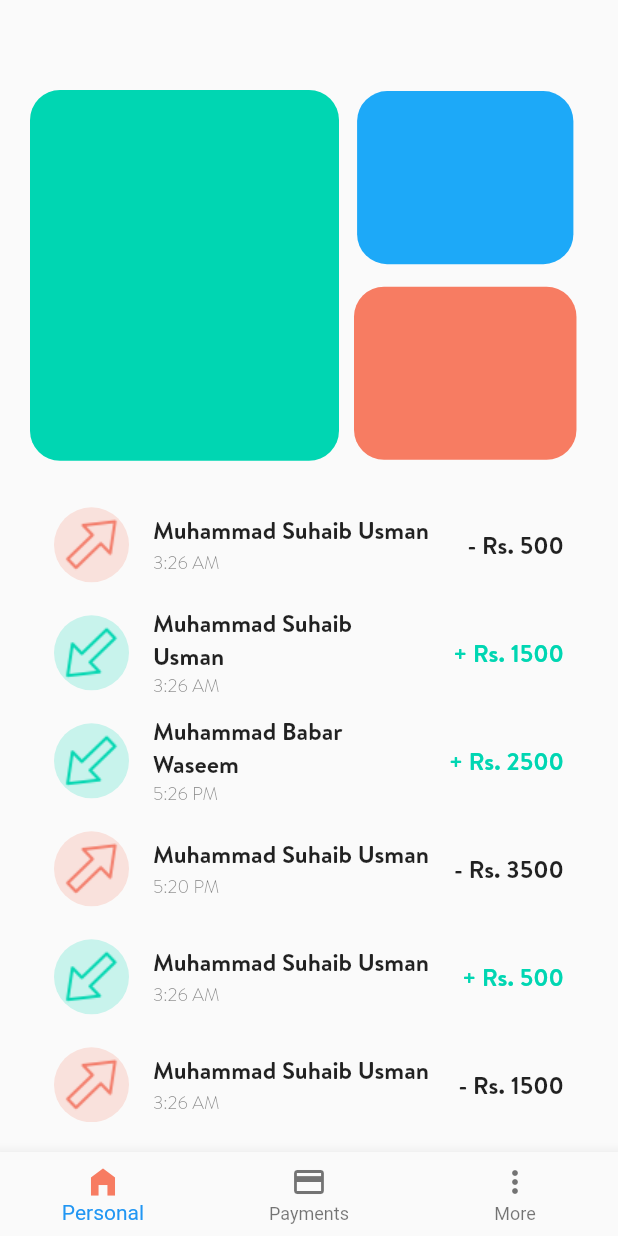
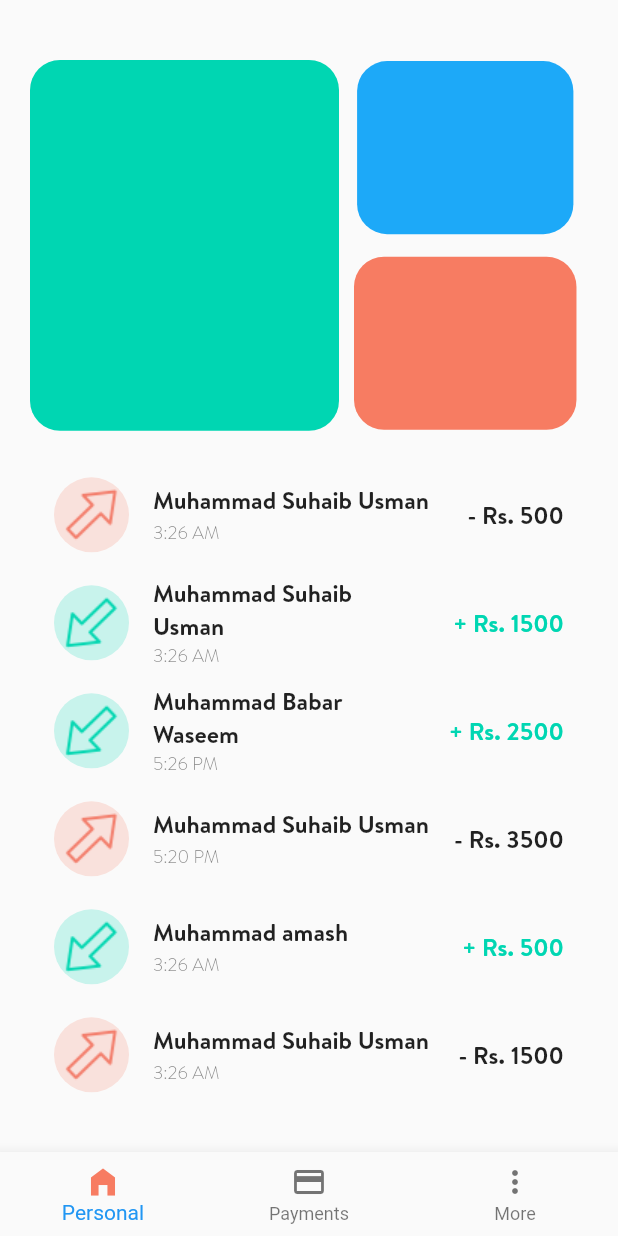
Before and after one commit to Suhaibusman/Sadapay-Clone, a Flutter app: the screen it shows after launch, on a phone screen of 412 x 824 dp. Run offline on Flutter 3.47's test engine with Material 2 defaults, Android fonts, the phone set to English and light mode, and no system bars.

Commit message:
sadapay clone

```diff
--- /dev/null
+++ b/lib/data/amount.dart
@@ -0,0 +1 @@
+int accountBalance = 200;
--- a/lib/data/transaction_record.dart
+++ b/lib/data/transaction_record.dart
@@ -47,11 +47,11 @@ static List<TransactionPart> getTransactionPart(){
   );
   transaction.add(
 
-    TransactionPart(transactiondate: "20 September 2023", senderbankname: "Sadapay", sendername: "Muhammad Suhaib Usman", amount: 3500, recievername: "Muhammad Suhaib Usman", transactiontime: "5:20 PM", recieverbankname: "NayaPay", sendernumber: "3112136120", recievernumber: "3112136120", refrencenumber: 920065, servicecharges: 0, isRecieved: false , isSent: true)
+    TransactionPart(transactiondate: "20 September 2023", senderbankname: "Sadapay", sendername: "Muhammad Saad Khan", amount: 3500, recievername: "Muhammad Suhaib Usman", transactiontime: "5:20 PM", recieverbankname: "NayaPay", sendernumber: "3112136120", recievernumber: "3112136120", refrencenumber: 920065, servicecharges: 0, isRecieved: false , isSent: true)
   );
     transaction.add(
 
-    TransactionPart(transactiondate: "18 September 2023", senderbankname: "Sadapay", sendername: "Muhammad Suhaib Usman", amount: 500, recievername: "Muhammad Suhaib Usman", transactiontime: "3:26 AM", recieverbankname: "NayaPay", sendernumber: "3112136120", recievernumber: "3112136120", refrencenumber: 920065, servicecharges: 0, isRecieved: true , isSent: false)
+    TransactionPart(transactiondate: "18 September 2023", senderbankname: "Sadapay", sendername: "Muhammad amash", amount: 500, recievername: "Muhammad Suhaib Usman", transactiontime: "3:26 AM", recieverbankname: "NayaPay", sendernumber: "3112136120", recievernumber: "3112136120", refrencenumber: 920065, servicecharges: 0, isRecieved: true , isSent: false)
   );
   transaction.add(
 
@@ -59,11 +59,11 @@ static List<TransactionPart> getTransactionPart(){
   );
      transaction.add(
 
-    TransactionPart(transactiondate: "15 September 2023", senderbankname: "JazzCash", sendername: "Muhammad Suhaib Usman", amount: 2500, recievername: "Muhammad Suhaib Usman", transactiontime: "3:26 AM", recieverbankname: "SadaPay", sendernumber: "3112136120", recievernumber: "3112136120", refrencenumber: 920065, servicecharges: 0, isRecieved: true , isSent: false)
+    TransactionPart(transactiondate: "15 September 2023", senderbankname: "JazzCash", sendername: "Anas jawed", amount: 2500, recievername: "Muhammad Suhaib Usman", transactiontime: "3:26 AM", recieverbankname: "SadaPay", sendernumber: "3112136120", recievernumber: "3112136120", refrencenumber: 920065, servicecharges: 0, isRecieved: true , isSent: false)
   );
   transaction.add(
 
-    TransactionPart(transactiondate: "15 August 2023", senderbankname: "EasyPaisa", sendername: "Muhammad Suhaib Usman", amount: 3500, recievername: "Muhammad Suhaib Usman", transactiontime: "3:26 AM", recieverbankname: "Sadapay", sendernumber: "3112136120", recievernumber: "3112136120", refrencenumber: 920065, servicecharges: 0, isRecieved: true , isSent: false)
+    TransactionPart(transactiondate: "15 August 2023", senderbankname: "EasyPaisa", sendername: "Muhammad Saad Khan", amount: 3500, recievername: "Muhammad Suhaib Usman", transactiontime: "3:26 AM", recieverbankname: "Sadapay", sendernumber: "3112136120", recievernumber: "3112136120", refrencenumber: 920065, servicecharges: 0, isRecieved: true , isSent: false)
   );
  return transaction;
 }
--- a/lib/screens/personal/personalscreen.dart
+++ b/lib/screens/personal/personalscreen.dart
@@ -21,7 +21,7 @@ class _PersonalScreenState extends State<PersonalScreen> {
           child: Column(
 
             children: [
-              SizedBox(height: 40,),
+              SizedBox(height: 20,),
               TopContainer(),
                SizedBox(height: 20,),
               TransactionList()
--- a/lib/screens/personal/widgets/detailedtransaction.dart
+++ b/lib/screens/personal/widgets/detailedtransaction.dart
@@ -27,7 +27,7 @@ class _DetailedTransactionPageState extends State<DetailedTransactionPage> {
     return Center(
       child: Text(
         widget.detailedTransaction.isSent ? "Money Sent" : "Money Received",
-        style: TextStyle(
+        style: const TextStyle(
           fontFamily: "Brandon",
           fontSize: 16,
           fontWeight: FontWeight.bold,
@@ -63,7 +63,7 @@ class _DetailedTransactionPageState extends State<DetailedTransactionPage> {
 
     return Text(
       amountText,
-      style: TextStyle(
+      style: const TextStyle(
         fontFamily: "Brandon",
         fontSize: 35,
         fontWeight: FontWeight.bold,
```
Also changed, not shown: lib/screens/payment/mobiletopup/widget/enteramount.dart (+110 -21 lines).
